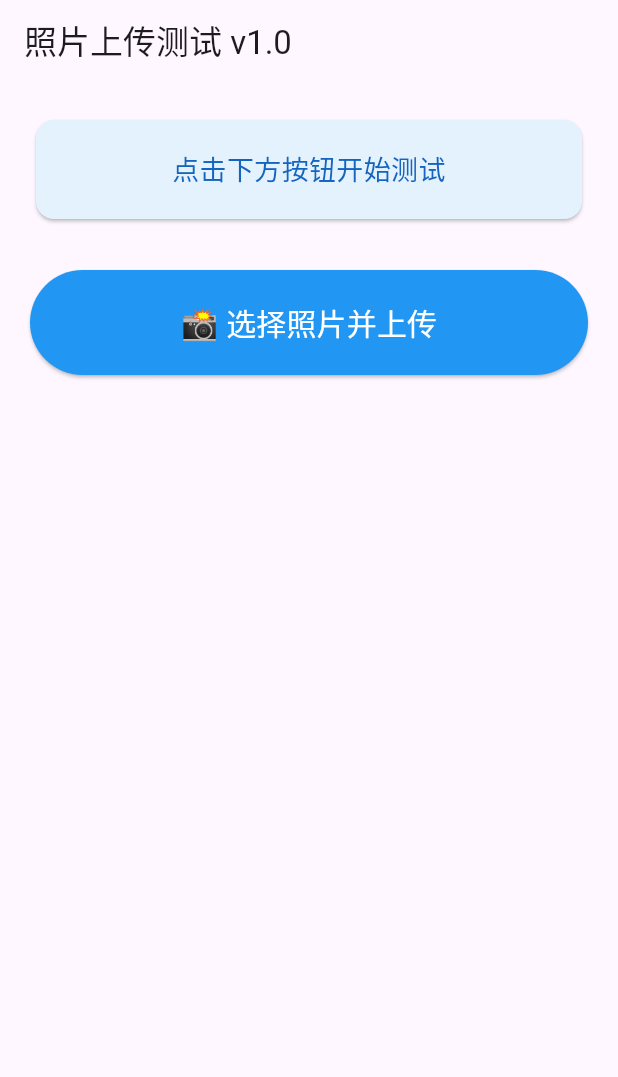
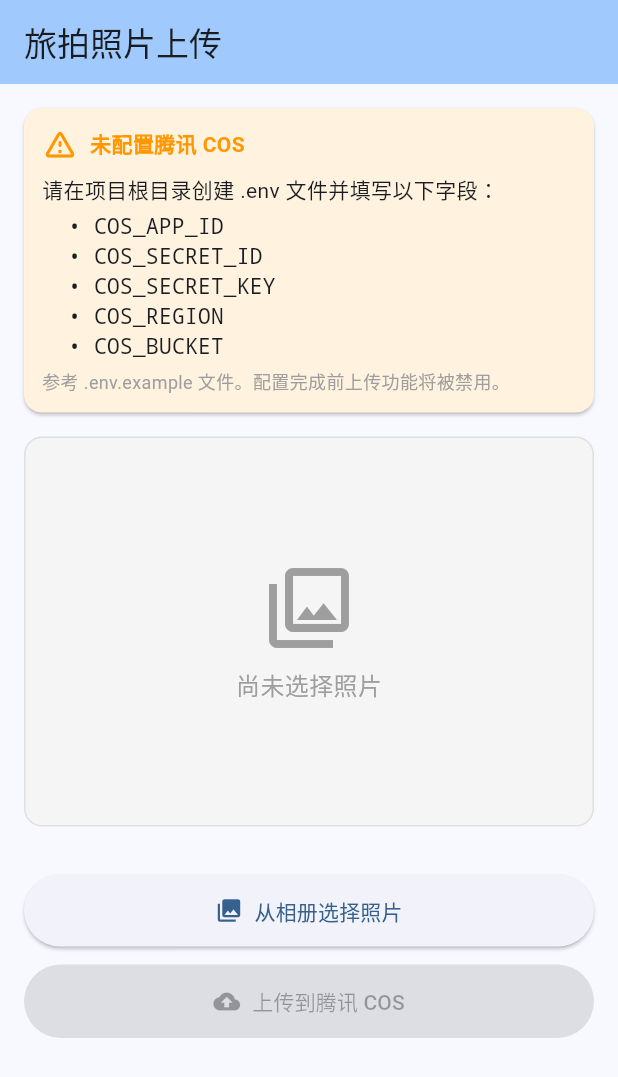
Before and after one commit to MetaWu2077/trip-photo-test, a Flutter app: the screen it shows after launch, on a phone screen of 412 x 824 dp. Shown: the top 1077 px of the screen. Run offline on Flutter 3.47's test engine with Material 3 defaults, Android fonts, the phone set to English and light mode, and no system bars; our stand-ins replace flutter_dotenv, image_picker, permission_handler; missing offline and left inert: tencent_cos.

Commit message:
feat: complete Flutter project structure with COS upload, Android/iOS platform files, CI workflows, and documentation
Agent-Logs-Url: https://github.com/MetaWu2077/trip-photo-test/sessions/82970536-2592-473c-8bee-029bdd4994e1

Co-authored-by: MetaWu2077 <162696665+MetaWu2077@users.noreply.github.com>

```diff
--- /dev/null
+++ b/analysis_options.yaml
@@ -0,0 +1 @@
+include: package:flutter_lints/flutter.yaml
--- a/lib/main.dart
+++ b/lib/main.dart
@@ -1,21 +1,15 @@
-import 'dart:io';
 import 'package:flutter/material.dart';
-import 'package:image_picker/image_picker.dart';
-import 'package:tencent_cos/tencent_cos.dart';
-import 'package:image/image.dart' as img;
-import 'package:permission_handler/permission_handler.dart';
 import 'package:flutter_dotenv/flutter_dotenv.dart';
 
-void main() async {
-  await dotenv.load();
-  COS.init(
-    config: COSConfig(
-      appId: const String.fromEnvironment('COS_APP_ID'),
-      secretId: const String.fromEnvironment('COS_SECRET_ID'),
-      secretKey: const String.fromEnvironment('COS_SECRET_KEY'),
-      region: const String.fromEnvironment('COS_REGION'),
-    ),
-  );
+import 'pages/home_page.dart';
+
+Future<void> main() async {
+  WidgetsFlutterBinding.ensureInitialized();
+  try {
+    await dotenv.load(fileName: '.env');
+  } catch (_) {
+    // .env not found – app will prompt user to configure it
+  }
   runApp(const MyApp());
 }
 
@@ -25,140 +19,13 @@ class MyApp extends StatelessWidget {
   @override
   Widget build(BuildContext context) {
     return MaterialApp(
-      title: '照片上传测试',
-      theme: ThemeData(primarySwatch: Colors.blue),
-      home: const UploadTestPage(),
+      title: '旅拍照片上传',
+      debugShowCheckedModeBanner: false,
+      theme: ThemeData(
+        colorScheme: ColorScheme.fromSeed(seedColor: Colors.blue),
+        useMaterial3: true,
+      ),
+      home: const HomePage(),
     );
   }
 }
-
-class UploadTestPage extends StatefulWidget {
-  const UploadTestPage({super.key});
-
-  @override
-  State<UploadTestPage> createState() => _UploadTestPageState();
-}
-
-class _UploadTestPageState extends State<UploadTestPage> {
-  final ImagePicker _picker = ImagePicker();
-  String? _thumbnailUrl;
-  String? _originalUrl;
-  bool _isUploading = false;
-  String _status = '点击下方按钮开始测试';
-
-  Future<void> _requestPermissions() async {
-    await [Permission.storage, Permission.photos].request();
-  }
-
-  @override
-  void initState() {
-    super.initState();
-    _requestPermissions();
-  }
-
-  Future<void> _pickAndUpload() async {
-    setState(() {
-      _isUploading = true;
-      _status = '正在选择照片...';
-    });
-
-    try {
-      final XFile? image = await _picker.pickImage(source: ImageSource.gallery);
-      if (image == null) {
-        setState(() => _status = '已取消选择');
-        return;
-      }
-
-      setState(() => _status = '正在生成缩略图...');
-      final originalBytes = await File(image.path).readAsBytes();
-      final originalImage = img.decodeImage(originalBytes);
-      if (originalImage == null) throw '无法解析图片';
-
-      final thumbnail = img.copyResize(originalImage, width: 1080);
-      final thumbnailBytes = img.encodeJpg(thumbnail, quality: 80);
-
-      setState(() => _status = '正在上传缩略图...');
-      final thumbKey = 'test/thumb_${DateTime.now().millisecondsSinceEpoch}.jpg';
-      await COS().putObject(
-        bucket: const String.fromEnvironment('COS_BUCKET'),
-        objectKey: thumbKey,
-        data: thumbnailBytes,
-      );
-
-      final thumbUrl = '${const String.fromEnvironment('COS_DOMAIN')}/$thumbKey';
-
-      setState(() => _status = '正在上传原图...');
-      final originalKey = 'test/original_${DateTime.now().millisecondsSinceEpoch}.jpg';
-      await COS().putObject(
-        bucket: const String.fromEnvironment('COS_BUCKET'),
-        objectKey: originalKey,
-        filePath: image.path,
-      );
-
-      final originalUrl = '${const String.fromEnvironment('COS_DOMAIN')}/$originalKey';
-
-      setState(() {
-        _thumbnailUrl = thumbUrl;
-        _originalUrl = originalUrl;
-        _isUploading = false;
-        _status = '✅ 上传成功！';
-      });
-    } catch (e) {
-      setState(() {
-        _isUploading = false;
-        _status = '❌ 上传失败: $e';
-      });
-    }
-  }
-
-  @override
-  Widget build(BuildContext context) {
-    return Scaffold(
-      appBar: AppBar(title: const Text('照片上传测试 v1.0')),
-      body: Padding(
-        padding: const EdgeInsets.all(20),
-        child: Column(
-          crossAxisAlignment: CrossAxisAlignment.stretch,
-          children: [
-            Card(
-              color: _status.contains('成功') ? Colors.green[50] :
-                     _status.contains('失败') ? Colors.red[50] : Colors.blue[50],
-              child: Padding(
-                padding: const EdgeInsets.all(20),
-                child: Text(
-                  _status,
-                  style: TextStyle(
-                    fontSize: 18,
-                    color: _status.contains('成功') ? Colors.green :
-                           _status.contains('失败') ? Colors.red : Colors.blue[800],
-                  ),
-                  textAlign: TextAlign.center,
-                ),
-              ),
-            ),
-            const SizedBox(height: 30),
-            ElevatedButton(
-              onPressed: _isUploading ? null : _pickAndUpload,
-              style: ElevatedButton.styleFrom(
-                padding: const EdgeInsets.symmetric(vertical: 20),
-                backgroundColor: Colors.blue,
-                foregroundColor: Colors.white,
-              ),
-              child: Text(
-                _isUploading ? '⏳ 上传中...' : '📸 选择照片并上传',
-                style: const TextStyle(fontSize: 20),
-              ),
-            ),
-            const SizedBox(height: 40),
-            if (_thumbnailUrl != null) ...[
-              const Text('缩略图链接:', style: TextStyle(fontWeight: FontWeight.bold, fontSize: 16)),
-              const SizedBox(height: 8),
-              SelectableText(_thumbnailUrl!, style: const TextStyle(color: Colors.blue, fontSize: 12)),
-            ],
-            const Spacer(),
-          ],
-        ),
-      ),
-    );
-  }
-}
--- /dev/null
+++ b/lib/pages/home_page.dart
@@ -0,0 +1,382 @@
+import 'dart:io';
+import 'dart:typed_data';
+
+import 'package:flutter/foundation.dart';
+import 'package:flutter/material.dart';
+import 'package:image/image.dart' as img;
+import 'package:image_picker/image_picker.dart';
+import 'package:permission_handler/permission_handler.dart';
+
+import '../services/cos_uploader.dart';
+
+/// Runs image decode + resize + encode in a separate isolate to avoid jank.
+Future<Uint8List?> _compressImageInIsolate(String filePath) async {
+  return compute(_doCompress, filePath);
+}
+
+Uint8List? _doCompress(String filePath) {
+  final bytes = File(filePath).readAsBytesSync();
+  final decoded = img.decodeImage(bytes);
+  if (decoded == null) return null;
+  final resized = img.copyResize(decoded, width: 1080);
+  return Uint8List.fromList(img.encodeJpg(resized, quality: 80));
+}
+
+class HomePage extends StatefulWidget {
+  const HomePage({super.key});
+
+  @override
+  State<HomePage> createState() => _HomePageState();
+}
+
+class _HomePageState extends State<HomePage> {
+  final ImagePicker _picker = ImagePicker();
+
+  // Selected / processed image
+  File? _selectedImage;
+  Uint8List? _thumbnailBytes;
+
+  // Upload state
+  bool _isUploading = false;
+  String? _statusMessage;
+  bool _statusIsError = false;
+  String? _thumbnailUrl;
+  String? _originalUrl;
+
+  // COS config (loaded once)
+  late final CosEnvConfig _cosConfig;
+  late final CosUploader _uploader;
+
+  @override
+  void initState() {
+    super.initState();
+    _cosConfig = CosEnvConfig.fromDotenv();
+    _uploader = CosUploader(_cosConfig);
+    _requestPermissions();
+  }
+
+  // ── Permissions ───────────────────────────────────────────────────────────
+
+  Future<void> _requestPermissions() async {
+    // On Android 13+ READ_MEDIA_IMAGES replaces READ_EXTERNAL_STORAGE.
+    // permission_handler handles this automatically via the photos permission.
+    final statuses = await [
+      Permission.photos,
+      Permission.storage,
+    ].request();
+
+    final denied =
+        statuses.values.any((s) => s.isDenied || s.isPermanentlyDenied);
+
+    if (denied && mounted) {
+      _showPermissionDeniedDialog();
+    }
+  }
+
+  void _showPermissionDeniedDialog() {
+    showDialog<void>(
+      context: context,
+      builder: (_) => AlertDialog(
+        title: const Text('权限不足'),
+        content: const Text(
+          '请在系统设置中允许访问相册，否则无法选择照片。',
+        ),
+        actions: [
+          TextButton(
+            onPressed: () => Navigator.pop(context),
+            child: const Text('稍后再说'),
+          ),
+          TextButton(
+            onPressed: () {
+              Navigator.pop(context);
+              openAppSettings();
+            },
+            child: const Text('去设置'),
+          ),
+        ],
+      ),
+    );
+  }
+
+  // ── Pick & compress ───────────────────────────────────────────────────────
+
+  Future<void> _pickImage() async {
+    final XFile? picked =
+        await _picker.pickImage(source: ImageSource.gallery);
+    if (picked == null) return;
+
+    setState(() {
+      _statusMessage = '正在压缩图片…';
+      _statusIsError = false;
+      _thumbnailUrl = null;
+      _originalUrl = null;
+    });
+
+    try {
+      // Offload heavy image work to a separate isolate (avoid UI jank)
+      final jpegBytes = await _compressImageInIsolate(picked.path);
+      if (jpegBytes == null) throw Exception('无法解析图片格式');
+
+      setState(() {
+        _selectedImage = File(picked.path);
+        _thumbnailBytes = jpegBytes;
+        _statusMessage = '图片已就绪，点击上传按钮开始上传';
+        _statusIsError = false;
+      });
+    } catch (e) {
+      setState(() {
+        _statusMessage = '处理图片失败：$e';
+        _statusIsError = true;
+      });
+    }
+  }
+
+  // ── Upload ────────────────────────────────────────────────────────────────
+
+  Future<void> _upload() async {
+    if (_selectedImage == null || _thumbnailBytes == null) return;
+
+    setState(() {
+      _isUploading = true;
+      _statusMessage = '正在上传缩略图…';
+      _statusIsError = false;
+    });
+
+    try {
+      final ts = DateTime.now().millisecondsSinceEpoch;
+
+      // Upload compressed thumbnail
+      final thumbKey = 'trip-photos/thumb_$ts.jpg';
+      final thumbUrl = await _uploader.uploadBytes(_thumbnailBytes!, thumbKey);
+
+      setState(() => _statusMessage = '正在上传原图…');
+
+      // Upload original file
+      final origKey = 'trip-photos/original_$ts.jpg';
+      final origUrl = await _uploader.uploadFile(_selectedImage!.path, origKey);
+
+      setState(() {
+        _isUploading = false;
+        _thumbnailUrl = thumbUrl;
+        _originalUrl = origUrl;
+        _statusMessage = '✅ 上传成功！';
+        _statusIsError = false;
+      });
+    } catch (e) {
+      setState(() {
+        _isUploading = false;
+        _statusMessage = '❌ 上传失败：$e';
+        _statusIsError = true;
+      });
+    }
+  }
+
+  // ── UI ────────────────────────────────────────────────────────────────────
+
+  @override
+  Widget build(BuildContext context) {
+    return Scaffold(
+      appBar: AppBar(
+        title: const Text('旅拍照片上传'),
+        backgroundColor: Theme.of(context).colorScheme.inversePrimary,
+      ),
+      body: SingleChildScrollView(
+        padding: const EdgeInsets.all(16),
+        child: Column(
+          crossAxisAlignment: CrossAxisAlignment.stretch,
+          children: [
+            // Config warning banner
+            if (!_cosConfig.isConfigured) _buildConfigWarning(),
+
+            // Image preview
+            _buildImagePreview(),
+
+            const SizedBox(height: 16),
+
+            // Status card
+            if (_statusMessage != null) _buildStatusCard(),
+
+            const SizedBox(height: 16),
+
+            // Action buttons
+            _buildActionButtons(),
+
+            // Result URLs
+            if (_thumbnailUrl != null || _originalUrl != null) ...[
+              const SizedBox(height: 24),
+              _buildResultUrls(),
+            ],
+          ],
+        ),
+      ),
+    );
+  }
+
+  Widget _buildConfigWarning() {
+    final missing = _cosConfig.missingFields;
+    return Card(
+      color: Colors.orange[50],
+      margin: const EdgeInsets.only(bottom: 16),
+      child: Padding(
+        padding: const EdgeInsets.all(12),
+        child: Column(
+          crossAxisAlignment: CrossAxisAlignment.start,
+          children: [
+            const Row(
+              children: [
+                Icon(Icons.warning_amber_rounded, color: Colors.orange),
+                SizedBox(width: 8),
+                Text(
+                  '未配置腾讯 COS',
+                  style: TextStyle(
+                      fontWeight: FontWeight.bold, color: Colors.orange),
+                ),
+              ],
+            ),
+            const SizedBox(height: 8),
+            const Text('请在项目根目录创建 .env 文件并填写以下字段：'),
+            const SizedBox(height: 4),
+            for (final field in missing)
+              Text('  • $field',
+                  style: const TextStyle(fontFamily: 'monospace')),
+            const SizedBox(height: 4),
+            const Text(
+              '参考 .env.example 文件。配置完成前上传功能将被禁用。',
+              style: TextStyle(fontSize: 12, color: Colors.grey),
+            ),
+          ],
+        ),
+      ),
+    );
+  }
+
+  Widget _buildImagePreview() {
+    return Container(
+      height: 260,
+      decoration: BoxDecoration(
+        color: Colors.grey[100],
+        borderRadius: BorderRadius.circular(12),
+        border: Border.all(color: Colors.grey[300]!),
+      ),
+      child: _thumbnailBytes != null
+          ? ClipRRect(
+              borderRadius: BorderRadius.circular(12),
+              child: Image.memory(_thumbnailBytes!, fit: BoxFit.cover),
+            )
+          : const Center(
+              child: Column(
+                mainAxisSize: MainAxisSize.min,
+                children: [
+                  Icon(Icons.photo_library_outlined,
+                      size: 64, color: Colors.grey),
+                  SizedBox(height: 8),
+                  Text('尚未选择照片',
+                      style: TextStyle(color: Colors.grey, fontSize: 16)),
+                ],
+              ),
+            ),
+    );
+  }
+
+  Widget _buildStatusCard() {
+    return Card(
+      color: _statusIsError
+          ? Colors.red[50]
+          : _statusMessage!.contains('✅')
+              ? Colors.green[50]
+              : Colors.blue[50],
+      child: Padding(
+        padding: const EdgeInsets.all(12),
+        child: Row(
+          children: [
+            if (_isUploading)
+              const SizedBox(
+                width: 20,
+                height: 20,
+                child: CircularProgressIndicator(strokeWidth: 2),
+              ),
+            if (_isUploading) const SizedBox(width: 12),
+            Expanded(
+              child: Text(
+                _statusMessage!,
+                style: TextStyle(
+                  color: _statusIsError
+                      ? Colors.red[700]
+                      : _statusMessage!.contains('✅')
+                          ? Colors.green[700]
+                          : Colors.blue[800],
+                ),
+              ),
+            ),
+          ],
+        ),
+      ),
+    );
+  }
+
+  Widget _buildActionButtons() {
+    return Column(
+      crossAxisAlignment: CrossAxisAlignment.stretch,
+      children: [
+        ElevatedButton.icon(
+          onPressed: _isUploading ? null : _pickImage,
+          icon: const Icon(Icons.photo_library),
+          label: const Text('从相册选择照片'),
+          style: ElevatedButton.styleFrom(
+            padding: const EdgeInsets.symmetric(vertical: 14),
+          ),
+        ),
+        const SizedBox(height: 12),
+        ElevatedButton.icon(
+          onPressed: (_isUploading ||
+                  _selectedImage == null ||
+                  !_cosConfig.isConfigured)
+              ? null
+              : _upload,
+          icon: const Icon(Icons.cloud_upload),
+          label: Text(_isUploading ? '上传中…' : '上传到腾讯 COS'),
+          style: ElevatedButton.styleFrom(
+            backgroundColor: Colors.blue,
+            foregroundColor: Colors.white,
+            padding: const EdgeInsets.symmetric(vertical: 14),
+          ),
+        ),
+      ],
+    );
+  }
+
+  Widget _buildResultUrls() {
+    return Card(
+      color: Colors.green[50],
+      child: Padding(
+        padding: const EdgeInsets.all(12),
+        child: Column(
+          crossAxisAlignment: CrossAxisAlignment.start,
+          children: [
+            const Text('上传结果',
+                style:
+                    TextStyle(fontWeight: FontWeight.bold, fontSize: 16)),
+            const Divider(),
+            if (_thumbnailUrl != null) ...[
+              const Text('缩略图 URL:',
+                  style: TextStyle(fontWeight: FontWeight.w500)),
+              const SizedBox(height: 4),
+              SelectableText(_thumbnailUrl!,
+                  style: const TextStyle(
+                      color: Colors.blue, fontSize: 12)),
+              const SizedBox(height: 12),
+            ],
+            if (_originalUrl != null) ...[
+              const Text('原图 URL:',
+                  style: TextStyle(fontWeight: FontWeight.w500)),
+              const SizedBox(height: 4),
+              SelectableText(_originalUrl!,
+                  style: const TextStyle(
+                      color: Colors.blue, fontSize: 12)),
+            ],
+          ],
+        ),
+      ),
+    );
+  }
+}
--- /dev/null
+++ b/lib/services/cos_uploader.dart
@@ -0,0 +1,108 @@
+import 'dart:typed_data';
+
+import 'package:flutter_dotenv/flutter_dotenv.dart';
+import 'package:tencent_cos/tencent_cos.dart';
+
+/// Reads COS configuration from the loaded `.env` file.
+class CosEnvConfig {
+  final String appId;
+  final String secretId;
+  final String secretKey;
+  final String region;
+  final String bucket;
+  final String domain;
+
+  const CosEnvConfig({
+    required this.appId,
+    required this.secretId,
+    required this.secretKey,
+    required this.region,
+    required this.bucket,
+    required this.domain,
+  });
+
+  /// Load configuration from [dotenv].
+  factory CosEnvConfig.fromDotenv() {
+    return CosEnvConfig(
+      appId: dotenv.env['COS_APP_ID'] ?? '',
+      secretId: dotenv.env['COS_SECRET_ID'] ?? '',
+      secretKey: dotenv.env['COS_SECRET_KEY'] ?? '',
+      region: dotenv.env['COS_REGION'] ?? '',
+      bucket: dotenv.env['COS_BUCKET'] ?? '',
+      domain: dotenv.env['COS_DOMAIN'] ?? '',
+    );
+  }
+
+  /// Returns true when all required fields are filled in.
+  bool get isConfigured =>
+      appId.isNotEmpty &&
+      secretId.isNotEmpty &&
+      secretKey.isNotEmpty &&
+      region.isNotEmpty &&
+      bucket.isNotEmpty;
+
+  /// Missing field names (for user-facing error messages).
+  List<String> get missingFields {
+    final missing = <String>[];
+    if (appId.isEmpty) missing.add('COS_APP_ID');
+    if (secretId.isEmpty) missing.add('COS_SECRET_ID');
+    if (secretKey.isEmpty) missing.add('COS_SECRET_KEY');
+    if (region.isEmpty) missing.add('COS_REGION');
+    if (bucket.isEmpty) missing.add('COS_BUCKET');
+    return missing;
+  }
+}
+
+/// Handles uploading files / bytes to Tencent COS.
+class CosUploader {
+  final CosEnvConfig config;
+  bool _initialized = false;
+
+  CosUploader(this.config);
+
+  void _ensureInit() {
+    if (_initialized) return;
+    COS.init(
+      config: COSConfig(
+        appId: config.appId,
+        secretId: config.secretId,
+        secretKey: config.secretKey,
+        region: config.region,
+      ),
+    );
+    _initialized = true;
+  }
+
+  /// Upload raw [bytes] to COS with the given [objectKey].
+  /// Returns the public URL of the uploaded object.
+  Future<String> uploadBytes(Uint8List bytes, String objectKey) async {
+    _ensureInit();
+    await COS().putObject(
+      bucket: config.bucket,
+      objectKey: objectKey,
+      data: bytes,
+    );
+    return _buildUrl(objectKey);
+  }
+
+  /// Upload a local file at [filePath] to COS with the given [objectKey].
+  /// Returns the public URL of the uploaded object.
+  Future<String> uploadFile(String filePath, String objectKey) async {
+    _ensureInit();
+    await COS().putObject(
+      bucket: config.bucket,
+      objectKey: objectKey,
+      filePath: filePath,
+    );
+    return _buildUrl(objectKey);
+  }
+
+  String _buildUrl(String objectKey) {
+    if (config.domain.isNotEmpty) {
+      final base = config.domain.replaceAll(RegExp(r'/$'), '');
+      return '$base/$objectKey';
+    }
+    // Default COS URL pattern
+    return 'https://${config.bucket}.cos.${config.region}.myqcloud.com/$objectKey';
+  }
+}
```
Also changed, not shown: pubspec.yaml (+7 -0 lines), 31 other files.
